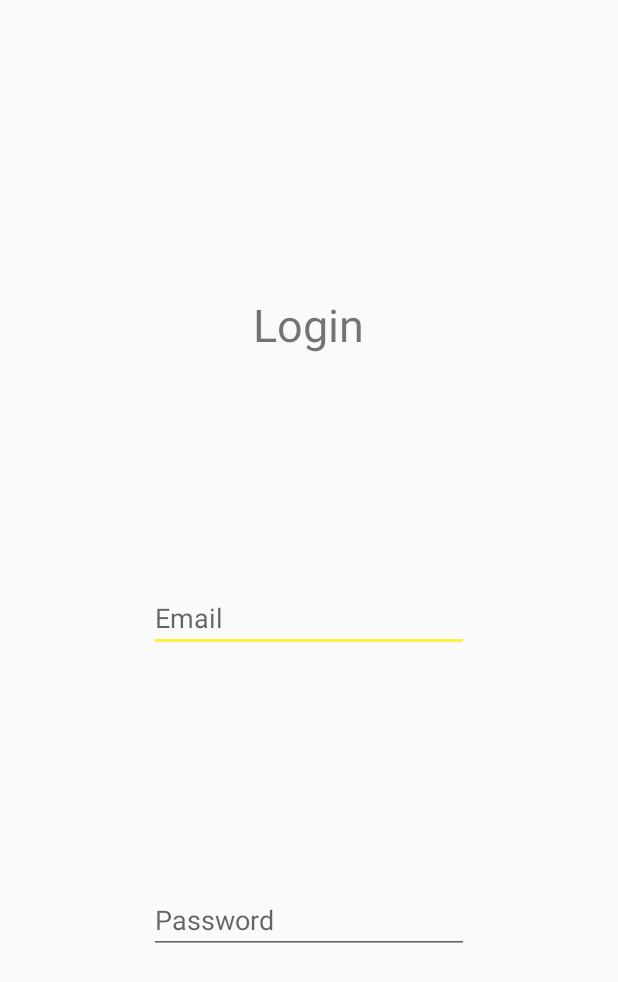
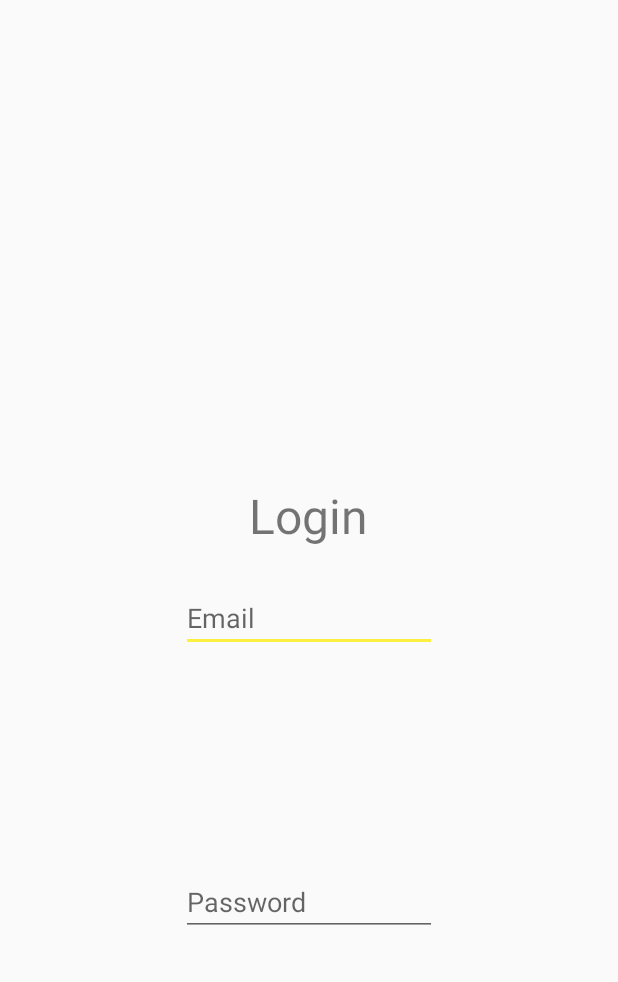
Before and after one commit to ProjectLocus/JoinMe, an Android app: the layout fragment_login_ar.xml on its own in the app's theme, with its tools: preview values and no code run, on a phone screen of 412 x 824 dp. Shown: the top 982 px of the screen. Run offline under Robolectric (Android 15) with nearby library versions, the phone set to English and light mode, and no system bars.

```diff
--- a/app/src/main/res/layout/fragment_login_ar.xml
+++ b/app/src/main/res/layout/fragment_login_ar.xml
@@ -1,7 +1,6 @@
 <?xml version="1.0" encoding="utf-8"?>
 <RelativeLayout
   xmlns:android="http://schemas.android.com/apk/res/android"
-  xmlns:tools="http://schemas.android.com/tools"
   android:layout_width="match_parent"
   android:layout_height="match_parent">
 
@@ -11,32 +10,28 @@
     android:layout_width="wrap_content"
     android:layout_height="wrap_content"
     android:layout_centerInParent="true"
-    android:ems="10"
+    android:ems="8"
+    android:layout_marginTop="24dp"
+    android:layout_marginBottom="24dp"
     android:hint="Email"
-    android:inputType="textEmailAddress"
-    tools:layout_editor_absoluteX="85dp"
-    tools:layout_editor_absoluteY="260dp"/>
+    android:inputType="textEmailAddress"/>
   <EditText
     android:id="@+id/password_et"
     android:layout_width="wrap_content"
     android:layout_height="wrap_content"
-    android:layout_marginBottom="188dp"
+    android:layout_marginBottom="200dp"
     android:layout_alignParentBottom="true"
     android:layout_centerHorizontal="true"
-    android:ems="10"
+    android:ems="8"
     android:hint="Password"
-    android:inputType="textPassword"
-    tools:layout_editor_absoluteX="85dp"
-    tools:layout_editor_absoluteY="334dp"/>
+    android:inputType="textPassword"/>
   <TextView
     android:id="@+id/login_tv"
     android:layout_width="wrap_content"
     android:layout_height="wrap_content"
-    android:layout_marginTop="196dp"
-    android:layout_alignParentTop="true"
+    android:layout_above="@+id/email_et"
     android:layout_centerHorizontal="true"
     android:text="Login"
-    android:textSize="30sp"
-    tools:layout_editor_absoluteX="162dp"
-    tools:layout_editor_absoluteY="132dp"/>
+    android:textSize="32dp"/>
+
 </RelativeLayout>
```
Also changed, not shown: app/src/main/java/edu/cnm/deepdive/joinme/controller/MainActivity.java (+9 -0 lines), app/src/main/java/edu/cnm/deepdive/joinme/view/FragUserProf.java (added, +38 -0 lines), app/src/main/res/layout/fragment_user_profile_ar.xml (+9 -9 lines), app/src/main/res/drawable/ic_image.xml (renamed from app/src/main/res/drawable/ic_image_black_24dp.xml).
